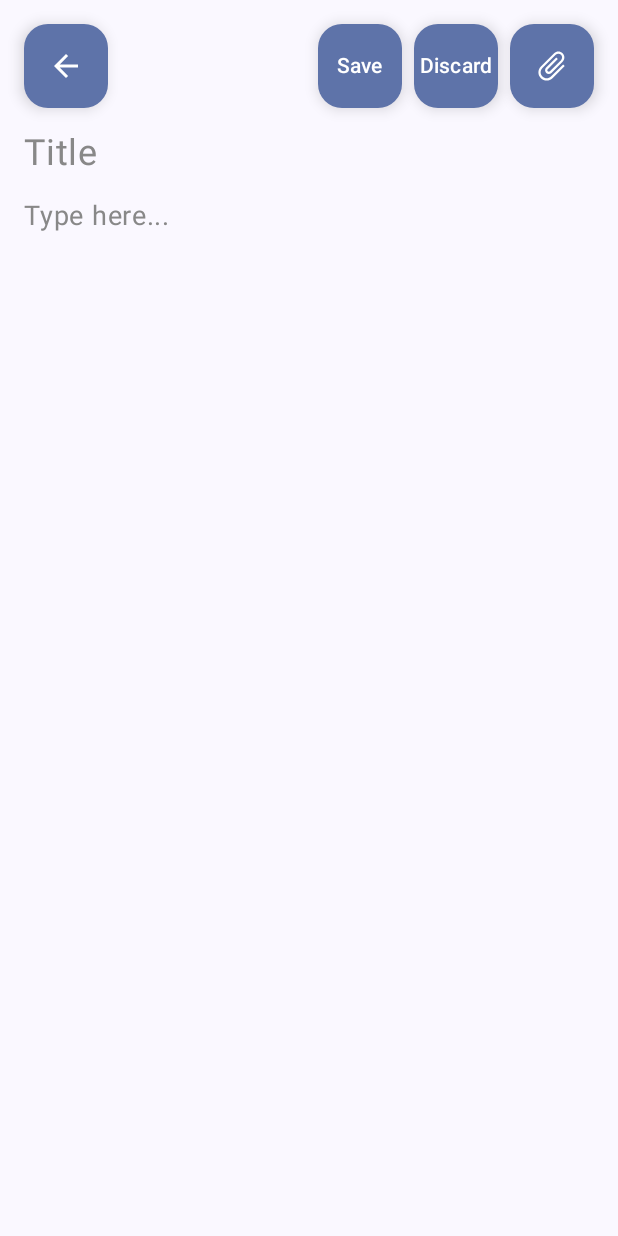
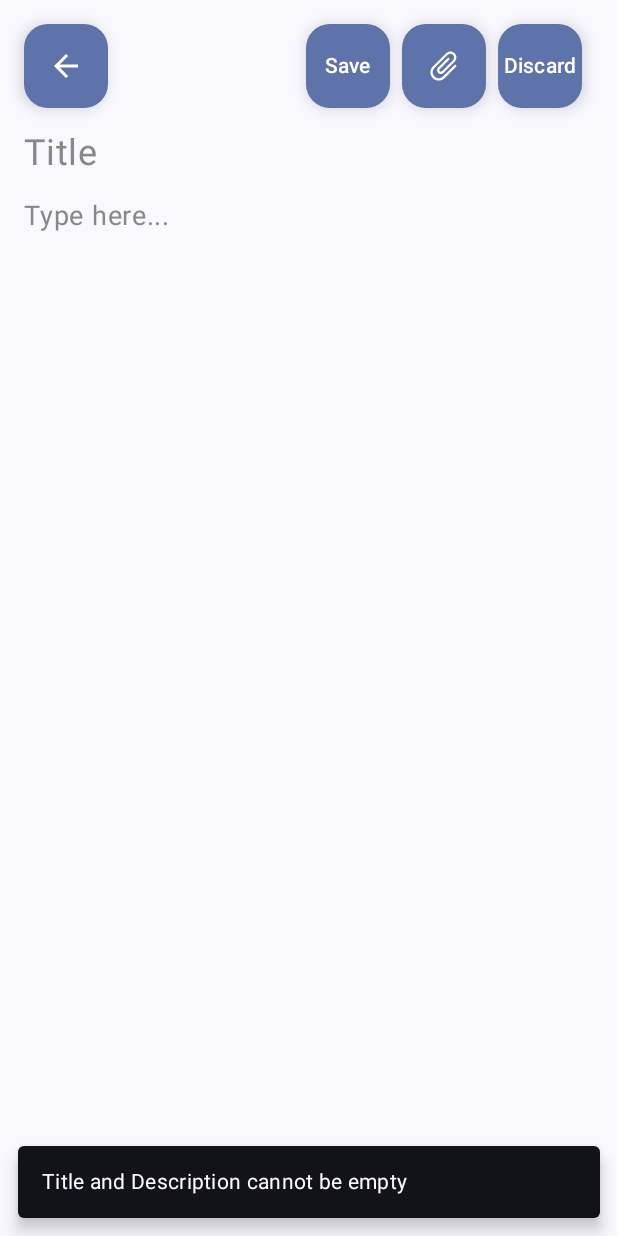
Before and after one commit to sucharitha457/Keep_Note, an Android app built with Jetpack Compose: the composable DetailScreen called with empty values, after a tap on "Save", on a phone screen of 412 x 824 dp. Run offline under Robolectric (Android 15) with nearby library versions, the phone set to English and light mode, and no system bars; our stand-ins replace Dagger/Hilt's generated code, Room's generated code; 1 statement that could not run was skipped.

Commit message:
first commit

```diff
--- a/app/src/main/java/com/example/keepnote/MainActivity.kt
+++ b/app/src/main/java/com/example/keepnote/MainActivity.kt
@@ -23,9 +23,7 @@ class MainActivity : ComponentActivity() {
 //        enableEdgeToEdge()
         setContent {
             KeepNoteTheme {
-                navigation(
-                    modifier = Modifier
-                )
+                navigation()
             }
         }
     }
--- a/app/src/main/java/com/example/keepnote/domain/repository/NoteRepository.kt
+++ b/app/src/main/java/com/example/keepnote/domain/repository/NoteRepository.kt
@@ -5,5 +5,6 @@ import com.example.keepnote.domain.model.noteData
 import kotlinx.coroutines.flow.Flow
 
 interface NoteRepository {
-    suspend fun getNotes(): Flow<List<NoteEntity>>
+    fun getNotes(): Flow<List<NoteEntity>>
+    suspend fun refreshNotesFromApi()
 }
--- a/app/src/main/java/com/example/keepnote/presentation/screens/DetailScreen.kt
+++ b/app/src/main/java/com/example/keepnote/presentation/screens/DetailScreen.kt
@@ -5,6 +5,7 @@ import androidx.compose.foundation.layout.*
 import androidx.compose.foundation.text.BasicTextField
 import androidx.compose.material.icons.Icons
 import androidx.compose.material.icons.filled.ArrowBack
+import androidx.compose.material.icons.filled.Delete
 import androidx.compose.material.icons.filled.Edit
 import androidx.compose.material3.*
 import androidx.compose.runtime.*
@@ -48,7 +49,11 @@ fun DetailScreen(
         }
     }
 
-    Column(modifier = modifier.padding(16.dp)) {
+    Scaffold(
+        snackbarHost = { SnackbarHost(hostState = snackbarHostState) }
+    ) { paddingValues ->
+
+        Column(modifier = modifier.padding(paddingValues).padding(16.dp)) {
             Row(verticalAlignment = Alignment.CenterVertically) {
                 FloatingActionButton(onClick = { navController.popBackStack() }) {
                     Icon(Icons.Default.ArrowBack, contentDescription = "Back")
@@ -58,7 +63,10 @@ fun DetailScreen(
 
                 if (enableToEdit) {
                     FloatingActionButton(onClick = {
-                    if (title.trim().isNotEmpty() && description.trim().isNotEmpty()) {
+                        Log.d("DEBUG", "Title: '${title}' (${title.length})")
+                        Log.d("DEBUG", "Description: '${description}' (${description.length})")
+                        if (title.trim().length != 0 || description.trim().length != 0) {
+                            Log.d("DetailScreen", "Saved: ")
                             val newNote = NoteEntity(
                                 title = title,
                                 noteId = noteId ?: Random.nextInt(100000, 999999).toString(),
@@ -72,6 +80,7 @@ fun DetailScreen(
                             Log.d("DetailScreen", "Saved: $newNote")
                             navController.popBackStack()
                         } else {
+                            Log.d("DetailScreen", "not saved ")
                             coroutineScope.launch {
                                 snackbarHostState.showSnackbar("Title and Description cannot be empty")
                             }
@@ -81,19 +90,36 @@ fun DetailScreen(
                     }
 
                     Spacer(modifier = Modifier.width(8.dp))
+                    FloatingActionButton(onClick = {
 
+                    }) {
+                        Icon(
+                            painter = painterResource(R.drawable.baseline_attach_file_24),
+                            contentDescription = "Attach File"
+                        )
+                    }
+                }
+                else {
+                    FloatingActionButton(onClick = {
+                        enableToEdit = true
+                    }) {
+                        Icon(Icons.Default.Edit, contentDescription = "Edit")
+                    }
+                }
                 if (!isNewNote) {
+                    Spacer(modifier = Modifier.width(8.dp))
                     FloatingActionButton(onClick = {
                         noteId?.toIntOrNull()?.let {
                             detailViewmodel.deleteNote(it)
                             navController.popBackStack()
                         }
                     }) {
-                        Text("Delete")
+                        Icon(Icons.Default.Delete, contentDescription = "Delete")
                     }
 
                     Spacer(modifier = Modifier.width(8.dp))
                 } else {
+                    Spacer(modifier = Modifier.width(8.dp))
                     FloatingActionButton(onClick = {
                         title = ""
                         description = ""
@@ -101,24 +127,7 @@ fun DetailScreen(
                     }) {
                         Text("Discard")
                     }
-
                     Spacer(modifier = Modifier.width(8.dp))
-                }
-
-                FloatingActionButton(onClick = {
-                    // Attach file action (not yet implemented)
-                }) {
-                    Icon(
-                        painter = painterResource(R.drawable.baseline_attach_file_24),
-                        contentDescription = "Attach File"
-                    )
-                }
-            } else {
-                FloatingActionButton(onClick = {
-                    enableToEdit = true
-                }) {
-                    Icon(Icons.Default.Edit, contentDescription = "Edit")
-                }
                 }
             }
 
@@ -126,7 +135,7 @@ fun DetailScreen(
 
             BasicTextField(
                 value = title,
-            onValueChange = { if (enableToEdit) title = it },
+                onValueChange = { title = it },
                 textStyle = TextStyle(color = Color.Black, fontSize = 24.sp),
                 modifier = Modifier.fillMaxWidth(),
                 decorationBox = { innerTextField ->
@@ -141,7 +150,7 @@ fun DetailScreen(
 
             BasicTextField(
                 value = description,
-            onValueChange = { if (enableToEdit) description = it },
+                onValueChange = { description = it },
                 textStyle = TextStyle(color = Color.Black, fontSize = 18.sp),
                 modifier = Modifier.fillMaxSize(),
                 decorationBox = { innerTextField ->
@@ -153,3 +162,4 @@ fun DetailScreen(
             )
         }
     }
+}
--- a/app/src/main/java/com/example/keepnote/presentation/screens/HomeScreen.kt
+++ b/app/src/main/java/com/example/keepnote/presentation/screens/HomeScreen.kt
@@ -40,7 +40,7 @@ import java.util.Locale
 
 @OptIn(ExperimentalLayoutApi::class)
 @Composable
-fun HomeScreen(modifier: Modifier,viewModel: NoteViewModel = hiltViewModel(),navController: NavController) {
+fun HomeScreen(viewModel: NoteViewModel = hiltViewModel(),navController: NavController) {
     val notes by viewModel.notes.collectAsState()
     val loading by viewModel.isLoading.collectAsState()
     val error by viewModel.error.collectAsState()
```
Also changed, not shown: app/src/main/java/com/example/keepnote/data/repository/NoteRepositoryImp.kt (+4 -8 lines), app/src/main/java/com/example/keepnote/presentation/screens/navigation.kt (+6 -4 lines), app/src/main/java/com/example/keepnote/presentation/viewmodel/HomeViewmodel.kt (+22 -27 lines). Lines whose indentation alone changed are shown as unchanged.
